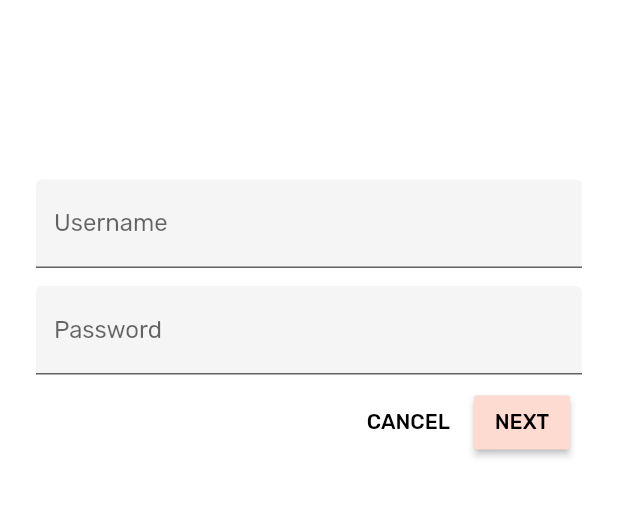
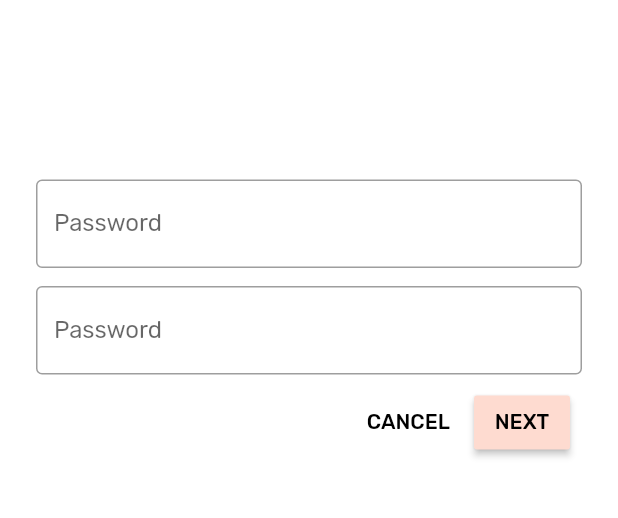
Before and after one commit to cerodriguez46/mdc_100_series, a Flutter app: the screen it shows after launch, on a phone screen of 412 x 824 dp, the part 221-739 px from its top. Run offline on Flutter 3.47's test engine with Material 2 defaults, Android fonts, the phone set to English and light mode, and no system bars.

Commit message:
UPDATE: • Modified accent color of border of textfields to brown

```diff
--- a/lib/app.dart
+++ b/lib/app.dart
@@ -80,6 +80,9 @@ ThemeData _buildShrineTheme() {
 
 
     // TODO: Decorate the inputs (103)
+    inputDecorationTheme: InputDecorationTheme(
+      border: OutlineInputBorder(),
+    ),
   );
 }
 // TODO: Add the text themes (103)
--- a/lib/login.dart
+++ b/lib/login.dart
@@ -13,6 +13,7 @@
 // limitations under the License.
 
 import 'package:flutter/material.dart';
+import 'colors.dart';
 
 class LoginPage extends StatefulWidget {
   @override
@@ -41,8 +42,19 @@ class _LoginPageState extends State<LoginPage> {
                 Text('SHRINE'),
               ],
             ),
+
+
             SizedBox(height: 120.0),
             // TODO: Wrap Username with AccentColorOverride (103)
+            AccentColorOverride(
+              color: kShrineBrown900,
+              child: TextField(
+                controller: _passwordController,
+                decoration: InputDecoration(
+                  labelText: 'Password',
+                ),
+              ),
+            ),
             // TODO: Remove filled: true values (103)
             // TODO: Wrap Password with AccentColorOverride (103)
             // TODO: Add TextField widgets (101)
@@ -50,29 +62,19 @@ class _LoginPageState extends State<LoginPage> {
             //this is the text field like an edit text for username
             //can easily be changed by changing inputdecoration value
             //automatically comes with ripple ink well
-            TextField(
-              //TextField controller declared here
-              controller: _usernameController,
-              //this means it takes in an input decoration widget
-              decoration: InputDecoration(
-                //filled means its lightly filled in to help people identify where to touch
-                filled: true,
-                labelText: 'Username',
+
+// spacer
+            SizedBox(height: 12.0),
+            AccentColorOverride(
+              color: kShrineBrown900,
+              child: TextField(
+                controller: _passwordController,
+                decoration: InputDecoration(
+                  labelText: 'Password',
+                ),
               ),
             ),
-// spacer
-            SizedBox(height: 12.0),
-
             //text field for password
-            TextField(
-              controller: _passwordController,
-              decoration: InputDecoration(
-                filled: true,
-                labelText: 'Password',
-              ),
-              //obscure text automatically replaces what user enters with bullets
-              obscureText: true,
-            ),
 
 
             //Button bar arranges buttons in a row
@@ -114,3 +116,22 @@ class _LoginPageState extends State<LoginPage> {
 }
 
 // TODO: Add AccentColorOverride (103)
+
+class AccentColorOverride extends StatelessWidget {
+  const AccentColorOverride({Key key, this.color, this.child})
+      : super(key: key);
+
+  final Color color;
+  final Widget child;
+
+  @override
+  Widget build(BuildContext context) {
+    return Theme(
+      child: child,
+      data: Theme.of(context).copyWith(
+        accentColor: color,
+        brightness: Brightness.dark,
+      ),
+    );
+  }
+}
```
Also changed, not shown: lib/home.dart (+18 -2 lines).
